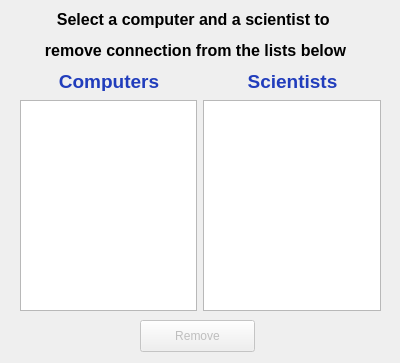
First picture: the form in vika3/week3/removeconnectionsdialog.ui, repository axelboga/hopur32, before the edit.
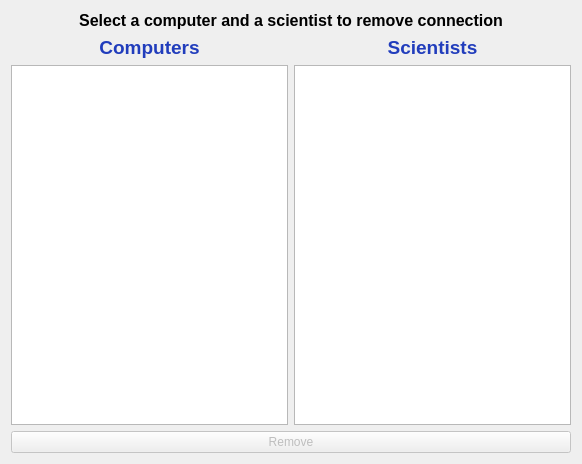
Second picture: the form after the edit.

Commit message: Resize tab og UI fiff

```diff
--- a/vika3/week3/removeconnectionsdialog.ui
+++ b/vika3/week3/removeconnectionsdialog.ui
@@ -6,69 +6,22 @@
    <rect>
     <x>0</x>
     <y>0</y>
-    <width>400</width>
-    <height>363</height>
+    <width>582</width>
+    <height>464</height>
    </rect>
   </property>
   <property name="windowTitle">
    <string>Remove connections</string>
   </property>
-  <widget class="QPushButton" name="button_remove">
-   <property name="enabled">
-    <bool>false</bool>
-   </property>
-   <property name="geometry">
-    <rect>
-     <x>140</x>
-     <y>320</y>
-     <width>115</width>
-     <height>32</height>
-    </rect>
-   </property>
-   <property name="text">
-    <string>Remove</string>
-   </property>
-  </widget>
-  <widget class="QWidget" name="horizontalLayoutWidget">
-   <property name="geometry">
-    <rect>
-     <x>20</x>
-     <y>100</y>
-     <width>361</width>
-     <height>211</height>
-    </rect>
-   </property>
-   <layout class="QHBoxLayout" name="horizontalLayout">
+  <layout class="QVBoxLayout" name="verticalLayout">
     <item>
-     <widget class="QListWidget" name="list_computers_remove_connections"/>
-    </item>
-    <item>
-     <widget class="QListWidget" name="list_scientists_remove_connections"/>
-    </item>
-   </layout>
-  </widget>
   <widget class="QLabel" name="label">
-   <property name="geometry">
-    <rect>
-     <x>20</x>
-     <y>10</y>
-     <width>351</width>
-     <height>51</height>
-    </rect>
-   </property>
    <property name="text">
-    <string>&lt;html&gt;&lt;head/&gt;&lt;body&gt;&lt;p align=&quot;center&quot;&gt;&lt;span style=&quot; font-size:12pt; font-weight:600;&quot;&gt;Select a computer and a scientist to &lt;/span&gt;&lt;/p&gt;&lt;p align=&quot;center&quot;&gt;&lt;span style=&quot; font-size:12pt; font-weight:600;&quot;&gt; remove connection from the lists below&lt;/span&gt;&lt;/p&gt;&lt;/body&gt;&lt;/html&gt;</string>
-   </property>
-  </widget>
-  <widget class="QWidget" name="layoutWidget">
-   <property name="geometry">
-    <rect>
-     <x>20</x>
-     <y>70</y>
-     <width>361</width>
-     <height>21</height>
-    </rect>
-   </property>
+      <string>&lt;html&gt;&lt;head/&gt;&lt;body&gt;&lt;p align=&quot;center&quot;&gt;&lt;span style=&quot; font-size:12pt; font-weight:600;&quot;&gt;Select a computer and a scientist to remove connection&lt;/span&gt;&lt;/p&gt;&lt;/body&gt;&lt;/html&gt;</string>
+     </property>
+    </widget>
+   </item>
+   <item>
    <layout class="QHBoxLayout" name="horizontalLayout_4">
     <item>
      <widget class="QLabel" name="label_connections_computer">
@@ -85,7 +38,28 @@
      </widget>
     </item>
    </layout>
-  </widget>
+   </item>
+   <item>
+    <layout class="QHBoxLayout" name="horizontalLayout">
+     <item>
+      <widget class="QListWidget" name="list_computers_remove_connections"/>
+     </item>
+     <item>
+      <widget class="QListWidget" name="list_scientists_remove_connections"/>
+     </item>
+    </layout>
+   </item>
+   <item>
+    <widget class="QPushButton" name="button_remove">
+     <property name="enabled">
+      <bool>false</bool>
+     </property>
+     <property name="text">
+      <string>Remove</string>
+     </property>
+    </widget>
+   </item>
+  </layout>
  </widget>
  <resources/>
  <connections/>
```
Lines whose indentation alone changed are shown as unchanged. The commit also changes 4 other files.
